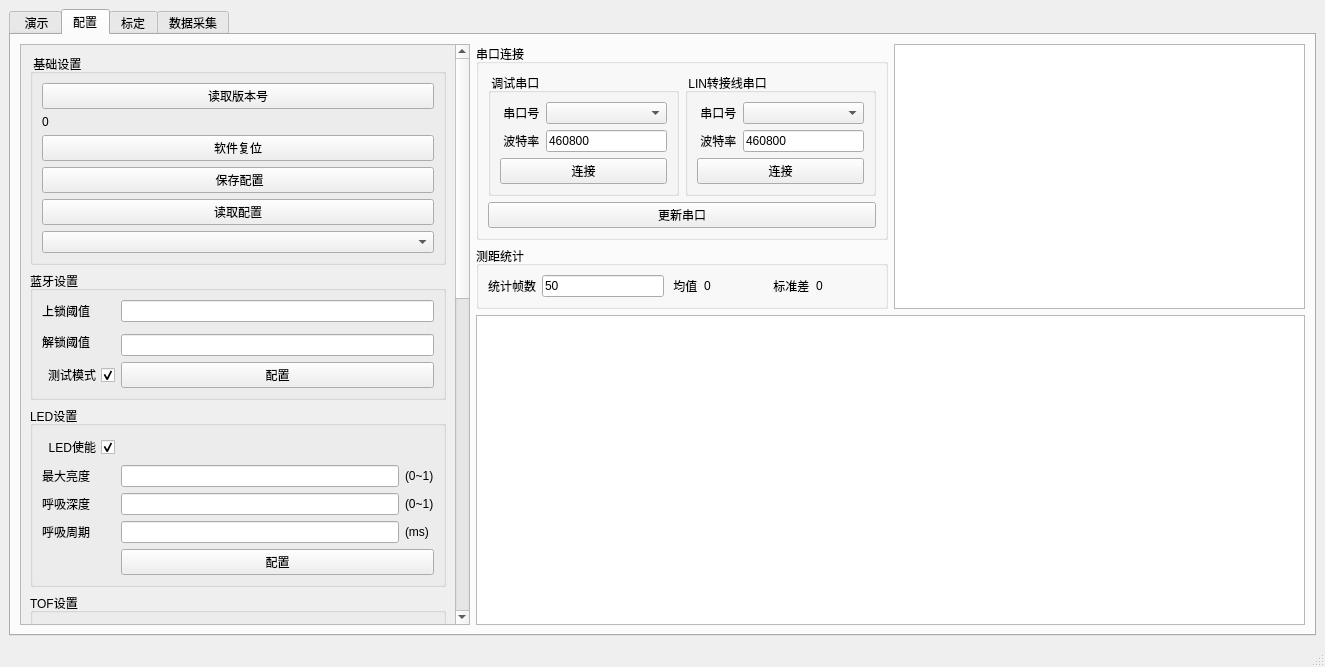
This is mainwindow.ui in wood1139/trunk_door_demo as Qt 5 draws it before an edit. The edited form follows.
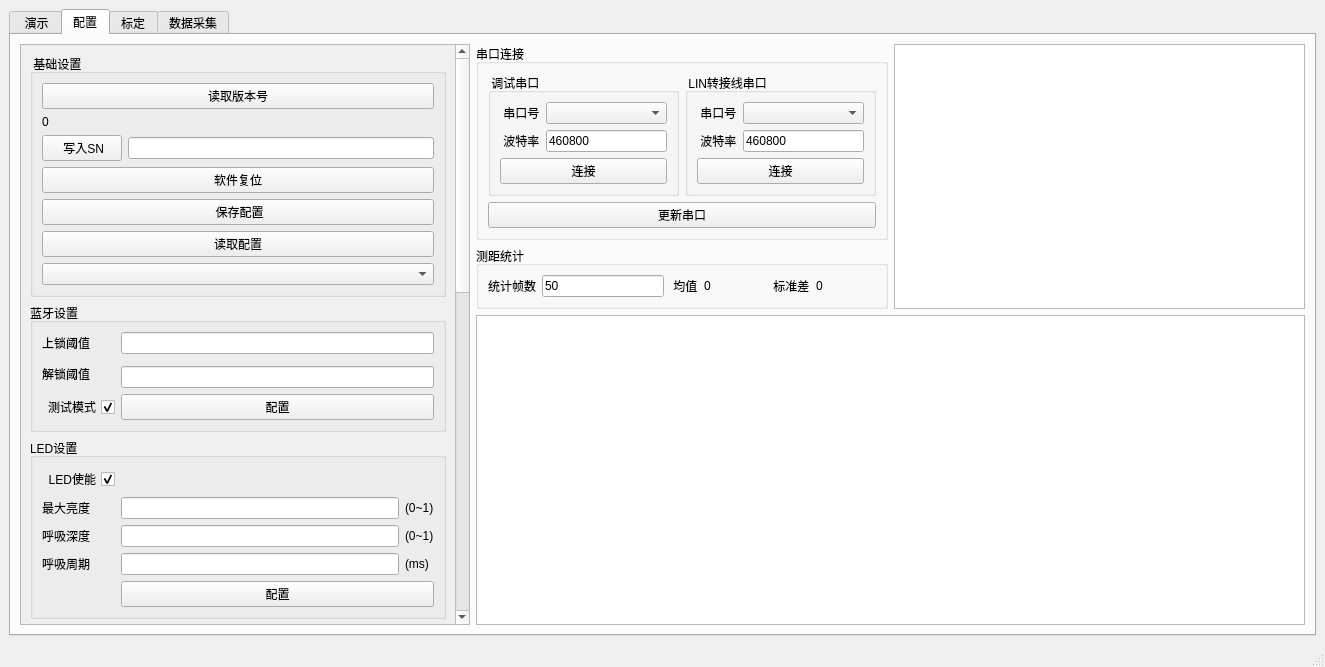
This is the edited form. Custom widgets are drawn as their Qt base class.

Diff of the .ui file:
```diff
--- a/mainwindow.ui
+++ b/mainwindow.ui
@@ -55,9 +55,9 @@
            <property name="geometry">
             <rect>
              <x>0</x>
-             <y>-130</y>
+             <y>0</y>
              <width>413</width>
-             <height>1167</height>
+             <height>1198</height>
             </rect>
            </property>
            <layout class="QVBoxLayout" name="verticalLayout">
@@ -66,8 +66,8 @@
               <property name="title">
                <string> 基础设置</string>
               </property>
-              <layout class="QVBoxLayout" name="verticalLayout_2">
-               <item>
+              <layout class="QGridLayout" name="gridLayout_13">
+               <item row="0" column="0">
                 <widget class="QPushButton" name="pushButton_readFirmwareVersion">
                  <property name="text">
                   <string>读取版本号</string>
@@ -81,28 +81,42 @@
                  </property>
                 </widget>
                </item>
-               <item>
+               <item row="2" column="0">
+                <layout class="QHBoxLayout" name="horizontalLayout_3">
+                 <item>
+                  <widget class="QPushButton" name="pushButton_writeSn">
+                   <property name="text">
+                    <string> 写入SN</string>
+                   </property>
+                  </widget>
+                 </item>
+                 <item>
+                  <widget class="QLineEdit" name="lineEdit_sn"/>
+                 </item>
+                </layout>
+               </item>
+               <item row="3" column="0">
                 <widget class="QPushButton" name="pushButton_softReset">
                  <property name="text">
                   <string>软件复位</string>
                  </property>
                 </widget>
                </item>
-               <item>
+               <item row="4" column="0">
                 <widget class="QPushButton" name="pushButton_saveConfig">
                  <property name="text">
                   <string> 保存配置</string>
                  </property>
                 </widget>
                </item>
-               <item>
+               <item row="5" column="0">
                 <widget class="QPushButton" name="pushButton_readConfig">
                  <property name="text">
                   <string>读取配置</string>
                  </property>
                 </widget>
                </item>
-               <item>
+               <item row="6" column="0">
                 <widget class="QComboBox" name="comboBox_jtxWorkMode"/>
                </item>
               </layout>
```
Left out of the diff: 4 changed lines with no effect on the pictures.
